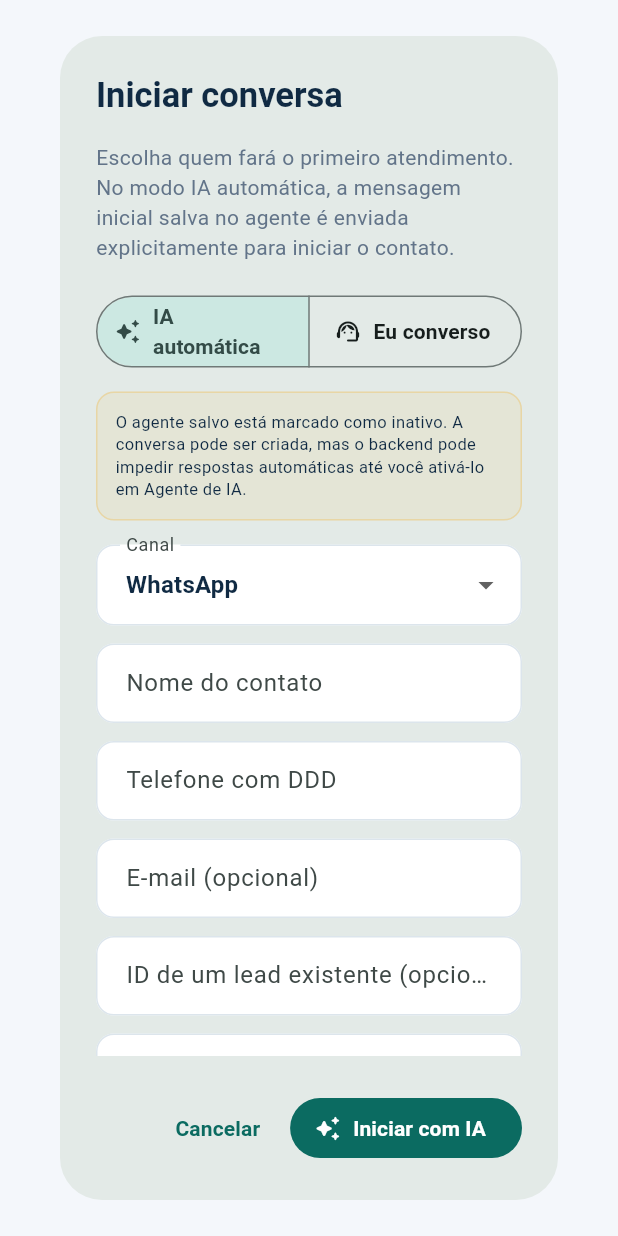
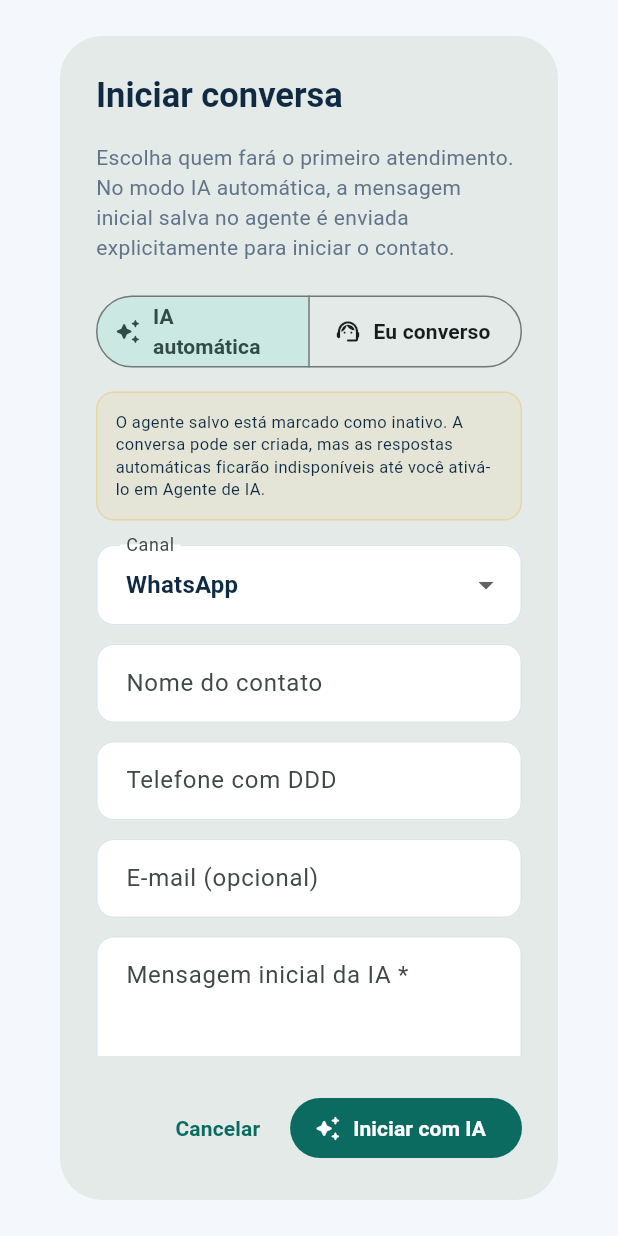
Before and after one commit to Tdk17/cormex_ai_agent, a Flutter app: the _StartConversationDialog widget shown alone on an empty page, opened directly with empty values, on a phone screen of 412 x 824 dp. Run offline on Flutter 3.47's test engine with Material 3 defaults, Android fonts, the light colour scheme and no system bars; our stand-ins replace csv, dio, file_picker, flutter_secure_storage, get_it, go_router and 1 more; accounts and stored records are empty; statements that could not run were skipped.

Commit message:
fix: remove technical lead id from conversation UI

```diff
--- a/lib/Src/Features/conversations/presentation/pages/conversations_page.dart
+++ b/lib/Src/Features/conversations/presentation/pages/conversations_page.dart
@@ -187,7 +187,6 @@ class _StartConversationDialogState extends State<_StartConversationDialog> {
   final _nameController = TextEditingController();
   final _phoneController = TextEditingController();
   final _emailController = TextEditingController();
-  final _leadIdController = TextEditingController();
   late final TextEditingController _messageController;
   String _channel = ConversationChannels.whatsapp;
   String _mode = ConversationModes.auto;
@@ -203,7 +202,6 @@ class _StartConversationDialogState extends State<_StartConversationDialog> {
     _nameController.dispose();
     _phoneController.dispose();
     _emailController.dispose();
-    _leadIdController.dispose();
     _messageController.dispose();
     super.dispose();
   }
@@ -258,7 +256,7 @@ class _StartConversationDialogState extends State<_StartConversationDialog> {
                       ),
                     ),
                     child: const Text(
-                      'O agente salvo está marcado como inativo. A conversa pode ser criada, mas o backend pode impedir respostas automáticas até você ativá-lo em Agente de IA.',
+                      'O agente salvo está marcado como inativo. A conversa pode ser criada, mas as respostas automáticas ficarão indisponíveis até você ativá-lo em Agente de IA.',
                       style: TextStyle(fontSize: 11, height: 1.35),
                     ),
                   ),
@@ -312,21 +310,13 @@ class _StartConversationDialogState extends State<_StartConversationDialog> {
                   decoration: const InputDecoration(
                     labelText: 'E-mail (opcional)',
                   ),
-                ),
-                const SizedBox(height: 12),
-                TextFormField(
-                  controller: _leadIdController,
-                  decoration: const InputDecoration(
-                    labelText: 'ID de um lead existente (opcional)',
-                  ),
                   validator: (_) {
                     final hasDestination =
-                        _leadIdController.text.trim().isNotEmpty ||
                         _phoneController.text.trim().isNotEmpty ||
                         _emailController.text.trim().isNotEmpty;
                     return hasDestination
                         ? null
-                        : 'Informe telefone, e-mail ou ID do lead.';
+                        : 'Informe o telefone ou o e-mail do contato.';
                   },
                 ),
                 const SizedBox(height: 12),
@@ -388,7 +378,6 @@ class _StartConversationDialogState extends State<_StartConversationDialog> {
       ConversationStartInput(
         channel: _channel,
         mode: _mode,
-        leadId: _leadIdController.text,
         contactName: _nameController.text,
         phone: _phoneController.text,
         email: _emailController.text,
```
